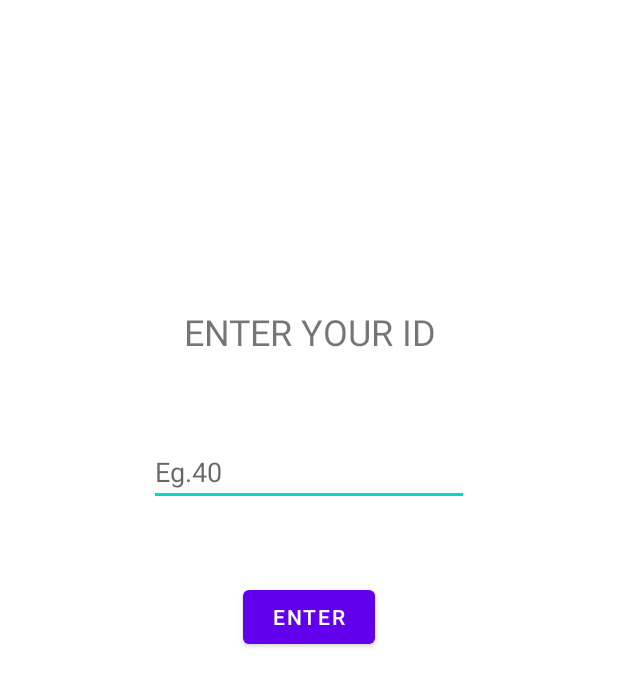
After one commit to Shreygupta2002/NSP_BANK, an Android app: the layout employee1.xml on its own in the app's theme, with its tools: preview values and no code run, on a phone screen of 412 x 824 dp. The commit adds this screen. Shown: the top 686 px of the screen. Run offline under Robolectric (Android 15) with nearby library versions, the phone set to English and light mode, and no system bars.

Commit message:
Chnaged the concept of making...Making it easy :)...

```diff
--- a/app/src/main/res/layout/activity_main.xml
+++ b/app/src/main/res/layout/activity_main.xml
@@ -36,7 +36,8 @@
         android:layout_width="296dp"
         android:layout_height="85dp"
         android:layout_marginTop="50dp"
-        android:text="PRESS IF YOUR EMPLOYEE"
+        android:onClick="onClick10"
+        android:text="PRESS IF YOU ARE EMPLOYEE"
         android:textSize="20sp"
         app:layout_constraintEnd_toEndOf="parent"
         app:layout_constraintStart_toStartOf="parent"
--- /dev/null
+++ b/app/src/main/res/layout/employee1.xml
@@ -0,0 +1,52 @@
+<?xml version="1.0" encoding="utf-8"?>
+<androidx.constraintlayout.widget.ConstraintLayout xmlns:android="http://schemas.android.com/apk/res/android"
+    xmlns:app="http://schemas.android.com/apk/res-auto"
+    xmlns:tools="http://schemas.android.com/tools"
+    android:layout_width="match_parent"
+    android:layout_height="match_parent">
+
+    <TextView
+        android:id="@+id/textView10"
+        android:layout_width="204dp"
+        android:layout_height="42dp"
+        android:layout_marginTop="200dp"
+        android:gravity="center"
+        android:text="ENTER YOUR ID"
+        android:textSize="24sp"
+        app:layout_constraintEnd_toEndOf="parent"
+        app:layout_constraintStart_toStartOf="parent"
+        app:layout_constraintTop_toTopOf="parent" />
+
+    <EditText
+        android:id="@+id/enter_id"
+        android:layout_width="wrap_content"
+        android:layout_height="wrap_content"
+        android:layout_marginTop="50dp"
+        android:ems="10"
+        android:hint="Eg.40"
+        android:inputType="textPersonName"
+        app:layout_constraintEnd_toEndOf="parent"
+        app:layout_constraintStart_toStartOf="parent"
+        app:layout_constraintTop_toBottomOf="@+id/textView10" />
+
+    <Button
+        android:id="@+id/button13"
+        android:layout_width="wrap_content"
+        android:layout_height="wrap_content"
+        android:layout_marginTop="50dp"
+        android:onClick="onClick9"
+        android:text="ENTER"
+        app:layout_constraintEnd_toEndOf="parent"
+        app:layout_constraintStart_toStartOf="parent"
+        app:layout_constraintTop_toBottomOf="@+id/enter_id" />
+
+    <TextView
+        android:id="@+id/textView11"
+        android:layout_width="wrap_content"
+        android:layout_height="wrap_content"
+        android:layout_marginTop="50dp"
+        app:layout_constraintEnd_toEndOf="parent"
+        app:layout_constraintStart_toStartOf="parent"
+        app:layout_constraintTop_toBottomOf="@+id/button13" />
+
+</androidx.constraintlayout.widget.ConstraintLayout>
```
Also changed, not shown: app/src/main/java/nsp/bhu/in/MainActivity.java (+27 -9 lines), app/src/main/res/layout/employee2.xml (added, +37 -0 lines).
